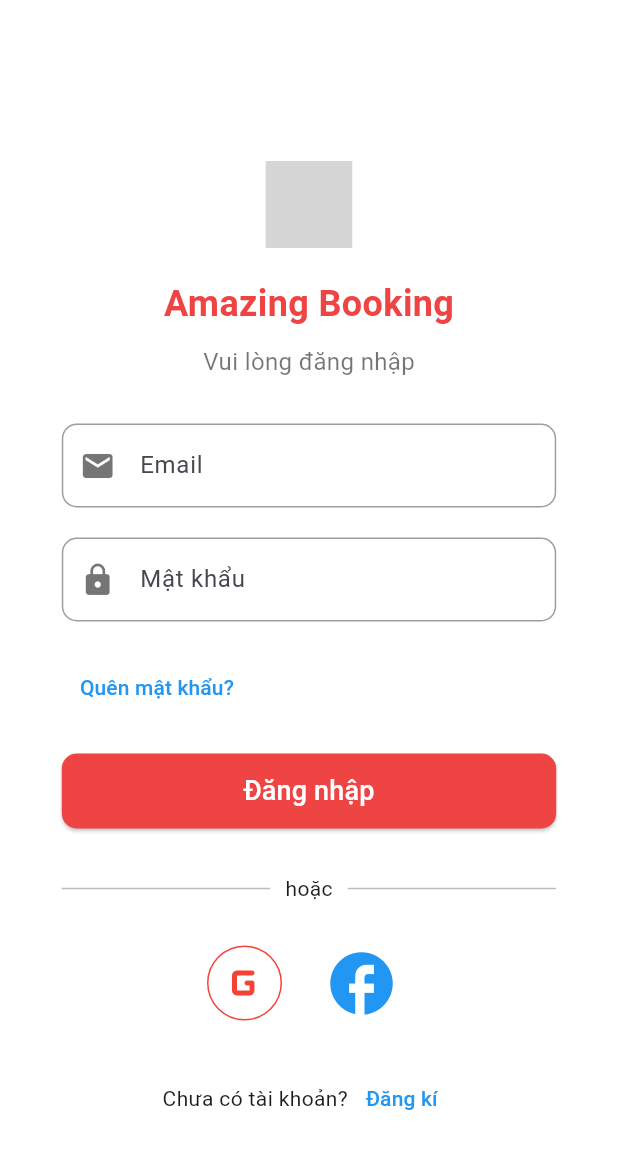
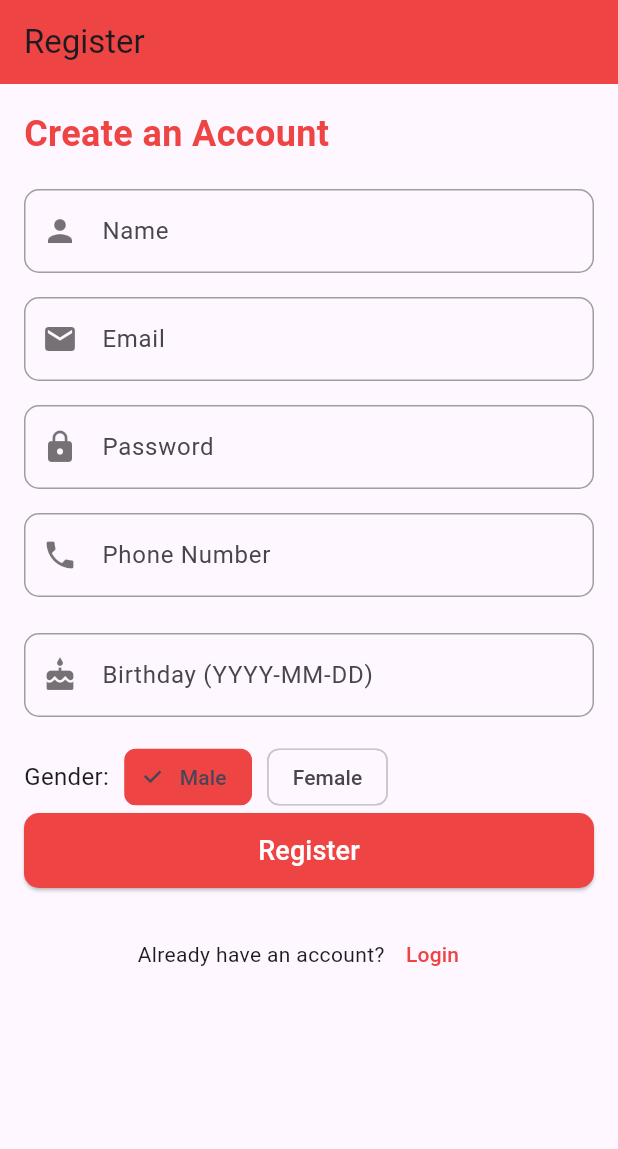
Before and after one commit to delee03/amazing-booking-mobile, a Flutter app: the screen it shows after launch, on a phone screen of 412 x 824 dp. Shown: the top 1149 px of the screen. Run offline on Flutter 3.47's test engine with Material 3 defaults, Android fonts, the phone set to English and light mode, and no system bars; our stand-ins replace dio, flutter_dotenv, flutter_svg, fluttertoast, shared_preferences; missing offline and left inert: dart:ffi; grey boxes are pictures that could not be loaded.

Commit message:
add sign in page and logic call API

```diff
--- /dev/null
+++ b/lib/core/utils/saving_sesion.dart
@@ -0,0 +1,23 @@
+import 'package:shared_preferences/shared_preferences.dart';
+
+class SessionManager {
+  static const String _keyAuthToken = 'auth_token';
+
+  // Save the authentication token
+  Future<void> saveAuthToken(String token) async {
+    final SharedPreferences prefs = await SharedPreferences.getInstance();
+    await prefs.setString(_keyAuthToken, token);
+  }
+
+  // Retrieve the authentication token
+  Future<String?> getAuthToken() async {
+    final SharedPreferences prefs = await SharedPreferences.getInstance();
+    return prefs.getString(_keyAuthToken);
+  }
+
+  // Clear the authentication token
+  Future<void> clearAuthToken() async {
+    final SharedPreferences prefs = await SharedPreferences.getInstance();
+    await prefs.remove(_keyAuthToken);
+  }
+}
--- a/lib/data/services/auth.service.dart
+++ b/lib/data/services/auth.service.dart
@@ -1,9 +1,11 @@
+import 'package:amazing_booking_app/core/utils/saving_sesion.dart';
 import 'package:amazing_booking_app/data/services/api-client.dart';
 import 'package:dio/dio.dart';
 
 
 class AuthService {
   final ApiClient _apiClient = ApiClient();
+  final SessionManager _sessionManager = SessionManager();
 
   Future<Response> login(String email, String password) async {
     try {
@@ -20,15 +22,23 @@ class AuthService {
     }
   }
 
-  Future<Response> register(String name, String email, String password) async {
+  Future<Response> register(String name, String email, String password,
+      String phone, String birthday, bool gender) async {
+    print("Initiating register API call...");
     try {
-      final response = await _apiClient.post("/auth/signup", data: {
+      final response = await _apiClient.post("/auth/register", data: {
         "name": name,
         "email": email,
         "password": password,
+        "phone": phone,
+        "birthday": birthday,
+        "gender": gender,
       });
+      print("Register API call successful!");
+      print("Response Data: ${response.data}");
       return response;
     } catch (e) {
+      print("Register API call failed with error: $e");
       rethrow;
     }
   }
--- a/lib/main.dart
+++ b/lib/main.dart
@@ -1,4 +1,5 @@
-import 'package:amazing_booking_app/presentation/screens/login/login_screen.dart';
+import 'package:amazing_booking_app/presentation/screens/auth/login_screen.dart';
+import 'package:amazing_booking_app/presentation/screens/auth/register_screen.dart';
 import 'package:flutter/material.dart';
 import 'package:flutter_dotenv/flutter_dotenv.dart';
 
@@ -23,7 +24,7 @@ class MyApp extends StatelessWidget {
   Widget build(BuildContext context) {
         return  MaterialApp(
           debugShowCheckedModeBanner: false,
-          home: LoginScreen(),
+          home: RegisterScreen(),
         );
   }
 }
--- /dev/null
+++ b/lib/presentation/screens/auth/register_screen.dart
@@ -0,0 +1,274 @@
+import 'package:amazing_booking_app/data/services/auth.service.dart';
+import 'package:flutter/material.dart';
+import 'package:fluttertoast/fluttertoast.dart';
+
+
+class RegisterScreen extends StatefulWidget {
+  @override
+  _RegisterScreenState createState() => _RegisterScreenState();
+}
+
+class _RegisterScreenState extends State<RegisterScreen> {
+  final TextEditingController _nameController = TextEditingController();
+  final TextEditingController _emailController = TextEditingController();
+  final TextEditingController _passwordController = TextEditingController();
+  final TextEditingController _phoneController = TextEditingController();
+  final TextEditingController _birthdayController = TextEditingController(); // New field
+  bool _isMale = true; // New field
+  final AuthService _authService = AuthService();
+
+  bool _isLoading = false;
+
+  void _register(BuildContext context) async {
+    final name = _nameController.text.trim();
+    final email = _emailController.text.trim();
+    final password = _passwordController.text.trim();
+    final phone = _phoneController.text.trim();
+    final birthday = _birthdayController.text.trim(); // New field
+    final gender = _isMale; // Assuming gender is selected via a toggle (true for male, false for female)
+
+    if (name.isEmpty || email.isEmpty || password.isEmpty || phone.isEmpty || birthday.isEmpty) {
+      Fluttertoast.showToast(msg: "Please fill all fields!");
+      return;
+    }
+
+    setState(() {
+      _isLoading = true;
+    });
+
+    try {
+      final response = await _authService.register(name, email, password, phone, birthday, gender);
+
+      if (response.statusCode == 200 || response.statusCode == 201) {
+        Fluttertoast.showToast(msg: "Registration successful!");
+        Navigator.pop(context); // Navigate back to login after successful registration
+      } else {
+        final errorMessage = response.data['message'] ?? "Unknown error occurred.";
+        Fluttertoast.showToast(msg: "Registration failed: $errorMessage");
+      }
+    } catch (e) {
+      print("Error during registration: $e");
+      Fluttertoast.showToast(msg: "Registration failed: $e");
+    } finally {
+      setState(() {
+        _isLoading = false;
+      });
+    }
+  }
+
+
+  @override
+  Widget build(BuildContext context) {
+    return Scaffold(
+      appBar: AppBar(
+        backgroundColor: const Color(0xFFEF4444),
+        title: const Text('Register'),
+      ),
+      body: Stack(
+        children: [
+          Padding(
+            padding: const EdgeInsets.all(16.0),
+            child: SingleChildScrollView(
+              child: Column(
+                crossAxisAlignment: CrossAxisAlignment.start,
+                children: [
+                  const Text(
+                    "Create an Account",
+                    style: TextStyle(
+                      fontSize: 24,
+                      fontWeight: FontWeight.bold,
+                      color: Color(0xFFEF4444),
+                    ),
+                  ),
+                  const SizedBox(height: 20),
+
+                  // Name Field
+                  TextField(
+                    controller: _nameController,
+                    decoration: InputDecoration(
+                      labelText: "Name",
+                      prefixIcon: const Icon(Icons.person, color: Colors.black54),
+                      border: OutlineInputBorder(
+                        borderRadius: BorderRadius.circular(10),
+                        borderSide: const BorderSide(color: Colors.grey),
+                      ),
+                      enabledBorder: OutlineInputBorder(
+                        borderRadius: BorderRadius.circular(10),
+                        borderSide: const BorderSide(color: Colors.grey),
+                      ),
+                      focusedBorder: OutlineInputBorder(
+                        borderRadius: BorderRadius.circular(10),
+                        borderSide: const BorderSide(color: Color(0xFFEF4444)),
+                      ),
+                    ),
+                  ),
+                  const SizedBox(height: 16),
+
+                  // Email Field
+                  TextField(
+                    controller: _emailController,
+                    keyboardType: TextInputType.emailAddress,
+                    decoration: InputDecoration(
+                      labelText: "Email",
+                      prefixIcon: const Icon(Icons.email, color: Colors.black54),
+                      border: OutlineInputBorder(
+                        borderRadius: BorderRadius.circular(10),
+                        borderSide: const BorderSide(color: Colors.grey),
+                      ),
+                      enabledBorder: OutlineInputBorder(
+                        borderRadius: BorderRadius.circular(10),
+                        borderSide: const BorderSide(color: Colors.grey),
+                      ),
+                      focusedBorder: OutlineInputBorder(
+                        borderRadius: BorderRadius.circular(10),
+                        borderSide: const BorderSide(color: Color(0xFFEF4444)),
+                      ),
+                    ),
+                  ),
+                  const SizedBox(height: 16),
+
+                  // Password Field
+                  TextField(
+                    controller: _passwordController,
+                    obscureText: true,
+                    decoration: InputDecoration(
+                      labelText: "Password",
+                      prefixIcon: const Icon(Icons.lock, color: Colors.black54),
+                      border: OutlineInputBorder(
+                        borderRadius: BorderRadius.circular(10),
+                        borderSide: const BorderSide(color: Colors.grey),
+                      ),
+                      enabledBorder: OutlineInputBorder(
+                        borderRadius: BorderRadius.circular(10),
+                        borderSide: const BorderSide(color: Colors.grey),
+                      ),
+                      focusedBorder: OutlineInputBorder(
+                        borderRadius: BorderRadius.circular(10),
+                        borderSide: const BorderSide(color: Color(0xFFEF4444)),
+                      ),
+                    ),
+                  ),
+                  const SizedBox(height: 16),
+
+                  // Phone Field
+                  TextField(
+                    controller: _phoneController,
+                    keyboardType: TextInputType.phone,
+                    decoration: InputDecoration(
+                      labelText: "Phone Number",
+                      prefixIcon: const Icon(Icons.phone, color: Colors.black54),
+                      border: OutlineInputBorder(
+                        borderRadius: BorderRadius.circular(10),
+                        borderSide: const BorderSide(color: Colors.grey),
+                      ),
+                      enabledBorder: OutlineInputBorder(
+                        borderRadius: BorderRadius.circular(10),
+                        borderSide: const BorderSide(color: Colors.grey),
+                      ),
+                      focusedBorder: OutlineInputBorder(
+                        borderRadius: BorderRadius.circular(10),
+                        borderSide: const BorderSide(color: Color(0xFFEF4444)),
+                      ),
+                    ),
+                  ),
+                  const SizedBox(height: 24),
+
+                  // Birthday Field
+                  TextField(
+                    controller: _birthdayController,
+                    keyboardType: TextInputType.datetime,
+                    decoration: InputDecoration(
+                      labelText: "Birthday (YYYY-MM-DD)",
+                      prefixIcon: const Icon(Icons.cake, color: Colors.black54),
+                      border: OutlineInputBorder(
+                        borderRadius: BorderRadius.circular(10),
+                        borderSide: const BorderSide(color: Colors.grey),
+                      ),
+                      enabledBorder: OutlineInputBorder(
+                        borderRadius: BorderRadius.circular(10),
+                        borderSide: const BorderSide(color: Colors.grey),
+                      ),
+                      focusedBorder: OutlineInputBorder(
+                        borderRadius: BorderRadius.circular(10),
+                        borderSide: const BorderSide(color: Color(0xFFEF4444)),
+                      ),
+                    ),
+                  ),
+                  const SizedBox(height: 16),
+
+// Gender Toggle
+                  Row(
+                    children: [
+                      const Text("Gender:", style: TextStyle(fontSize: 16)),
+                      const SizedBox(width: 10),
+                      ChoiceChip(
+                        label: const Text("Male"),
+                        selected: _isMale,
+                        onSelected: (selected) {
+                          setState(() {
+                            _isMale = true;
+                          });
+                        },
+                        selectedColor: const Color(0xFFEF4444),
+                      ),
+                      const SizedBox(width: 10),
+                      ChoiceChip(
+                        label: const Text("Female"),
+                        selected: !_isMale,
+                        onSelected: (selected) {
+                          setState(() {
+                            _isMale = false;
+                          });
+                        },
+                        selectedColor: const Color(0xFFEF4444),
+                      ),
+                    ],
+                  ),
+
+
+                  // Register Button
+                  ElevatedButton(
+                    onPressed: _isLoading ? null : () => _register(context),
+                    style: ElevatedButton.styleFrom(
+                      minimumSize: const Size(double.infinity, 50),
+                      backgroundColor: const Color(0xFFEF4444),
+                      shape: RoundedRectangleBorder(
+                        borderRadius: BorderRadius.circular(10),
+                      ),
+                    ),
+                    child: const Text(
+                      "Register",
+                      style: TextStyle(fontSize: 18, color: Colors.white),
+                    ),
+                  ),
+                  const SizedBox(height: 20),
+
+                  // Login Link
+                  Row(
+                    mainAxisAlignment: MainAxisAlignment.center,
+                    children: [
+                      const Text("Already have an account?"),
+                      TextButton(
+                        onPressed: () {
+                          Navigator.pop(context);
+                        },
+                        child: const Text(
+                          "Login",
+                          style: TextStyle(color: Color(0xFFEF4444)),
+                        ),
+                      ),
+                    ],
+                  ),
+                ],
+              ),
+            ),
+          ),
+          if (_isLoading)
+            const Center(
+              child: CircularProgressIndicator(),
+            ),
+        ],
+      ),
+    );
+  }
+}
--- a/pubspec.yaml
+++ b/pubspec.yaml
@@ -24,7 +24,7 @@ dependencies:
   dio: ^5.1.2
   flutter_dotenv: ^5.0.2
   fluttertoast: ^8.2.8
-
+  shared_preferences: ^2.0.13
 
   # The following adds the Cupertino Icons font to your application.
   # Use with the CupertinoIcons class for iOS style icons.
```
Also changed, not shown: lib/presentation/screens/auth/login_screen.dart (renamed from lib/presentation/screens/login/login_screen.dart), pubspec.lock.
